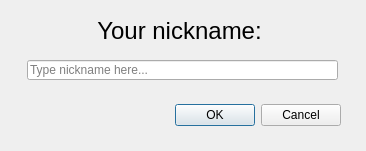
socketio/socket.io-client-cpp, file examples/QT/SioChatDemo/nicknamedialog.ui: the form before one commit.
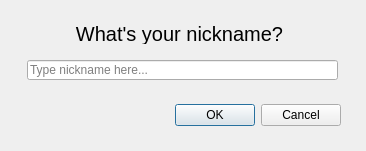
The form after the commit.

Commit message: change QT demo UI and gif, clean code

Patch:
```diff
--- a/examples/QT/SioChatDemo/nicknamedialog.ui
+++ b/examples/QT/SioChatDemo/nicknamedialog.ui
@@ -46,18 +46,18 @@
    <property name="geometry">
     <rect>
      <x>44</x>
-     <y>20</y>
+     <y>23</y>
      <width>271</width>
      <height>21</height>
     </rect>
    </property>
    <property name="font">
     <font>
-     <pointsize>18</pointsize>
+     <pointsize>15</pointsize>
     </font>
    </property>
    <property name="text">
-    <string>Your nickname:</string>
+    <string>What's your nickname?</string>
    </property>
    <property name="alignment">
     <set>Qt::AlignCenter</set>
```
The commit also changes 4 other files.
